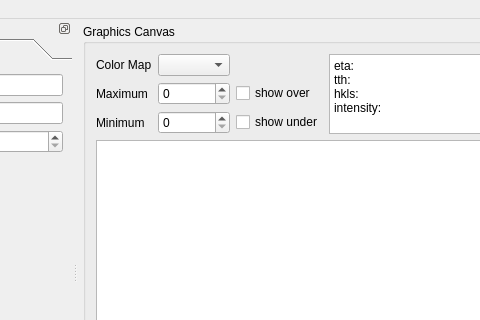
First picture: the form in hexrd/qt/resources/mainwindow.ui, repository praxes/hexrd, before the edit; both pictures show x 156 to 636 and y 0 to 320 of the 954 by 764 pixel window.
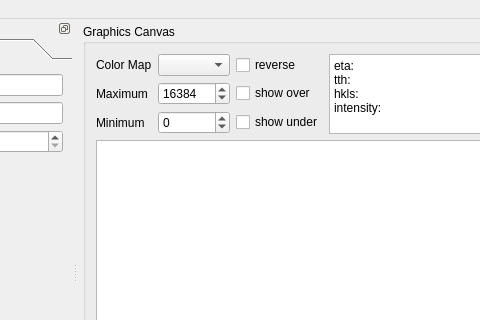
Second picture: the form after the edit.

Commit message: gui loads yml file, populates general fields

What changed in the file:
```diff
--- a/hexrd/qt/resources/mainwindow.ui
+++ b/hexrd/qt/resources/mainwindow.ui
@@ -52,10 +52,27 @@
             </widget>
            </item>
            <item row="1" column="1">
-            <widget class="QSpinBox" name="maxSpinBox"/>
+            <widget class="QSpinBox" name="maxSpinBox">
+             <property name="minimum">
+              <number>0</number>
+             </property>
+             <property name="maximum">
+              <number>999999999</number>
+             </property>
+             <property name="value">
+              <number>16384</number>
+             </property>
+            </widget>
            </item>
            <item row="2" column="1">
-            <widget class="QSpinBox" name="minSpinBox"/>
+            <widget class="QSpinBox" name="minSpinBox">
+             <property name="minimum">
+              <number>-999999999</number>
+             </property>
+             <property name="maximum">
+              <number>16384</number>
+             </property>
+            </widget>
            </item>
            <item row="2" column="2">
             <widget class="QCheckBox" name="showUnderCheckBox">
@@ -97,6 +114,13 @@
              </property>
             </widget>
            </item>
+           <item row="0" column="2">
+            <widget class="QCheckBox" name="cmapReverseCheckBox">
+             <property name="text">
+              <string>reverse</string>
+             </property>
+            </widget>
+           </item>
           </layout>
          </item>
          <item>
```
Left out of the diff: 28 changed lines with no effect on the pictures. The commit also changes 3 other files.
